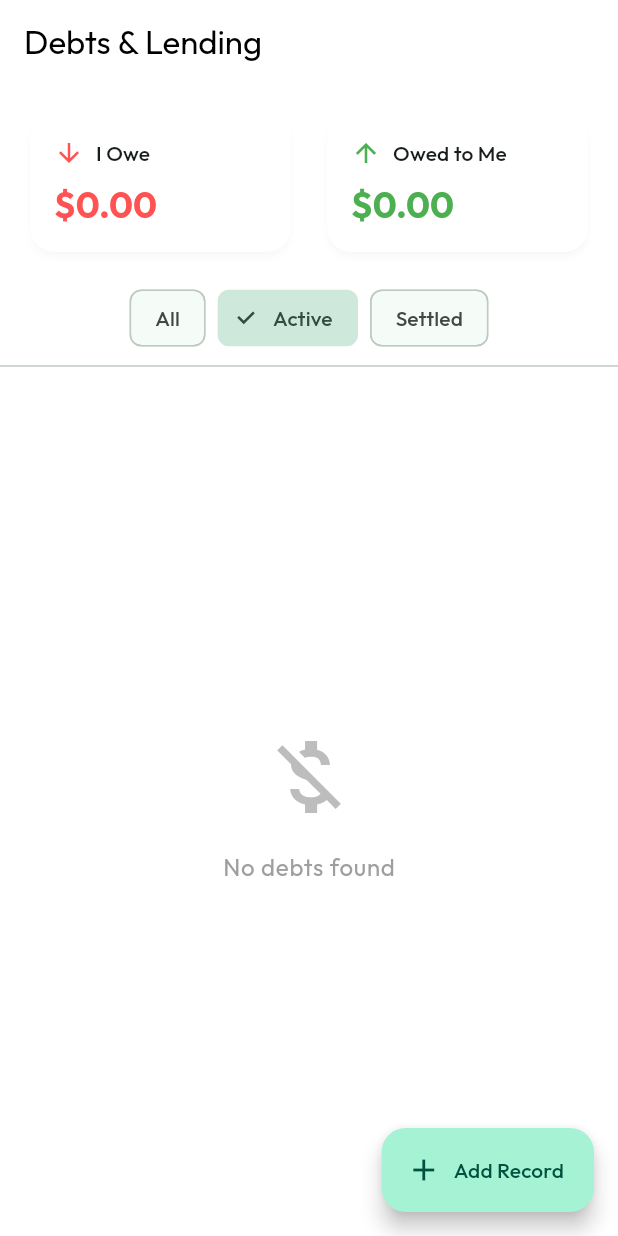
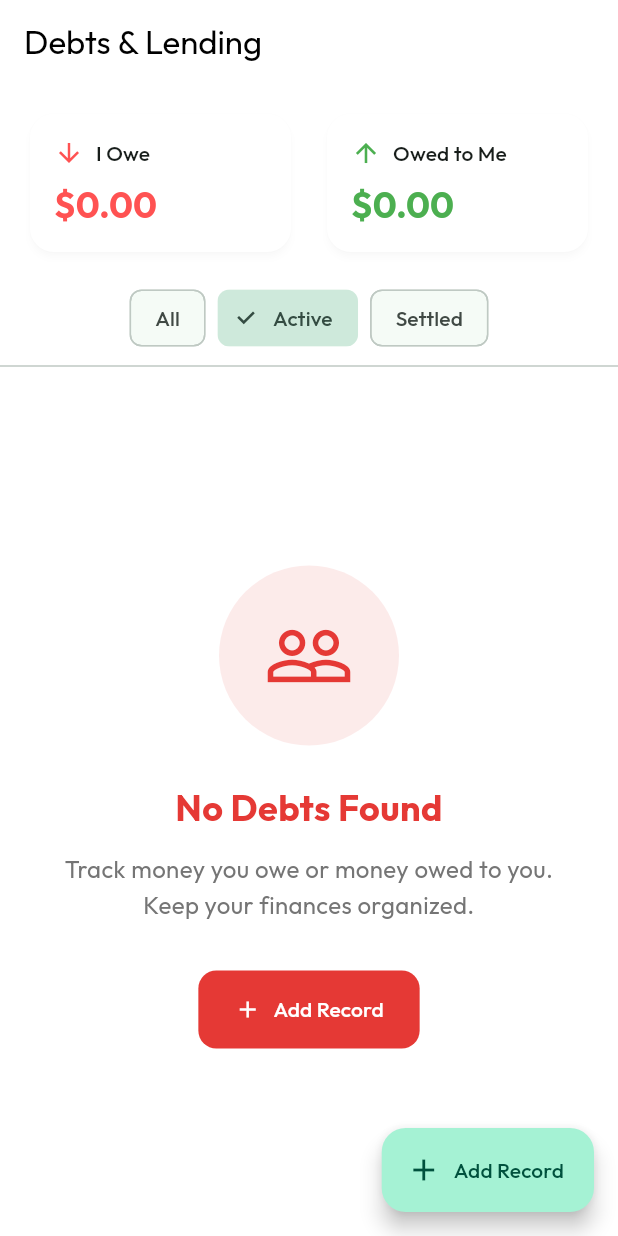
Before and after one commit to imeshanupama/fintrack, a Flutter app: the DebtScreen screen opened by its route, on a phone screen of 412 x 824 dp. Run offline on Flutter 3.47's test engine with Material 3 defaults, Android fonts, the phone set to English and light mode, and no system bars; drawn by our look-alikes of flutter_animate; our stand-ins replace cloud_firestore, csv, file_picker, firebase_auth, firebase_core, fl_chart and 18 more; missing offline and left inert: google_mlkit_text_recognition; accounts and stored records are empty.

Commit message:
Empty States Applied Across All Screens

```diff
--- a/lib/core/theme/app_theme.dart
+++ b/lib/core/theme/app_theme.dart
@@ -33,7 +33,7 @@ class AppTheme {
         elevation: 0,
         centerTitle: false,
       ),
-      cardTheme: CardTheme(
+      cardTheme: CardThemeData(
         color: Colors.white,
         elevation: 2,
         shadowColor: Colors.black12,
@@ -64,7 +64,7 @@ class AppTheme {
         elevation: 0,
         centerTitle: false,
       ),
-      cardTheme: CardTheme(
+      cardTheme: CardThemeData(
         color: darkSurface,
         elevation: 0,
         shadowColor: Colors.transparent,
--- a/lib/features/debt/presentation/debt_screen.dart
+++ b/lib/features/debt/presentation/debt_screen.dart
@@ -3,6 +3,7 @@ import 'package:flutter_riverpod/flutter_riverpod.dart';
 import 'package:go_router/go_router.dart';
 import 'package:intl/intl.dart';
 import '../../../core/theme/app_theme.dart';
+import '../../../core/widgets/empty_state_widget.dart';
 import '../domain/debt.dart';
 import 'debt_provider.dart';
 
@@ -87,18 +88,13 @@ class DebtScreen extends ConsumerWidget {
           // List
           Expanded(
             child: debtState.filteredDebts.isEmpty
-                ? Center(
-                    child: Column(
-                      mainAxisAlignment: MainAxisAlignment.center,
-                      children: [
-                        Icon(Icons.money_off, size: 64, color: Colors.grey[400]),
-                        const SizedBox(height: 16),
-                        Text(
-                          'No debts found',
-                          style: theme.textTheme.bodyLarge?.copyWith(color: Colors.grey),
-                        ),
-                      ],
-                    ),
+                ? EmptyStateWidget(
+                    icon: Icons.people_outline,
+                    title: 'No Debts Found',
+                    description: 'Track money you owe or money owed to you. Keep your finances organized.',
+                    actionLabel: 'Add Record',
+                    onActionPressed: () => context.push('/add-debt'),
+                    color: Colors.red.shade600,
                   )
                 : ListView.builder(
                     itemCount: debtState.filteredDebts.length,
```
Also changed, not shown: lib/features/bill_split/presentation/bill_splits_list_screen.dart (+8 -9 lines), lib/features/budget/presentation/budget_screen.dart (+8 -17 lines), lib/features/savings/presentation/savings_screen.dart (+9 -13 lines).
